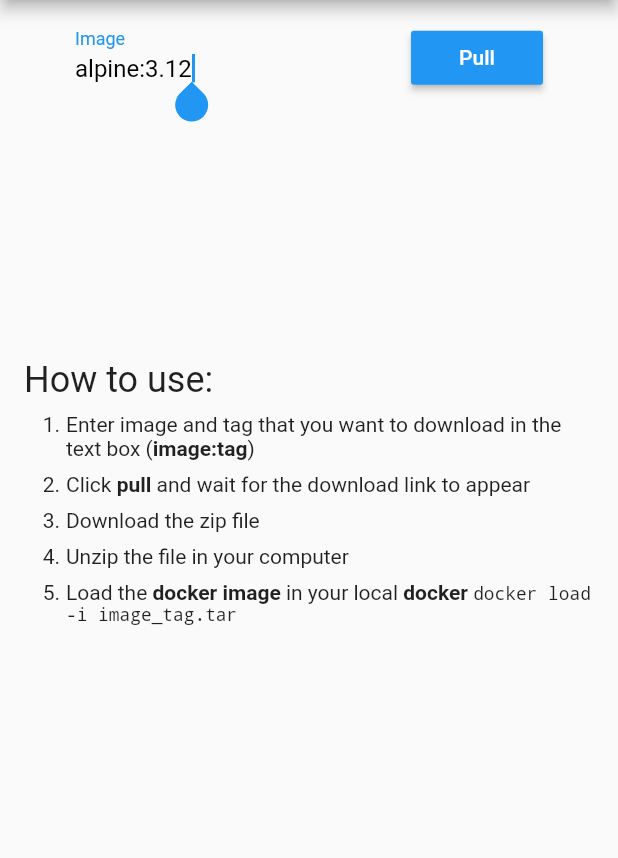
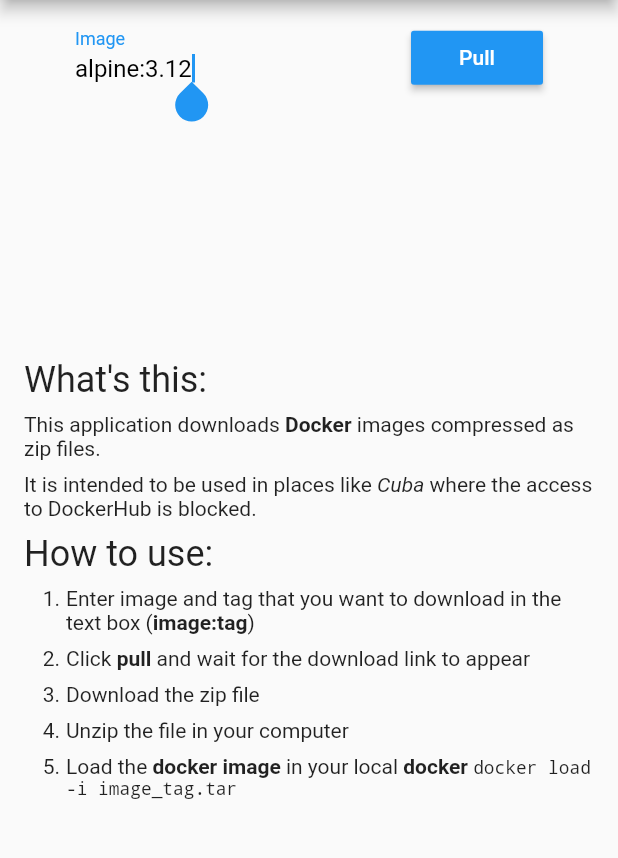
Before and after one commit to jadolg/DockerImageSaveApplication, a Flutter app: the screen it shows after launch, on a phone screen of 412 x 824 dp, the part 84-942 px from its top. Run offline on Flutter 3.47's test engine with Material 2 defaults, Android fonts, the phone set to English and light mode, and no system bars; our stand-ins replace flutter_markdown; missing offline and left inert: filesize.

Commit message:
Add what's this section

```diff
--- a/lib/main.dart
+++ b/lib/main.dart
@@ -170,7 +170,10 @@
               constraints: BoxConstraints.tight(Size.fromRadius(300)),
               child: Markdown(
                   selectable: true,
-                  data: "# How to use:\n"
+                  data: "# What's this:\n"
+                      "This application downloads **Docker** images compressed as zip files.\n\n"
+                      "It is intended to be used in places like *Cuba* where the access to DockerHub is blocked.\n\n"
+                      "# How to use:\n"
                       "1. Enter image and tag that you want to download in the text box (**image:tag**)\n"
                       "2. Click **pull** and wait for the download link to appear\n"
                       "3. Download the zip file\n"
```
